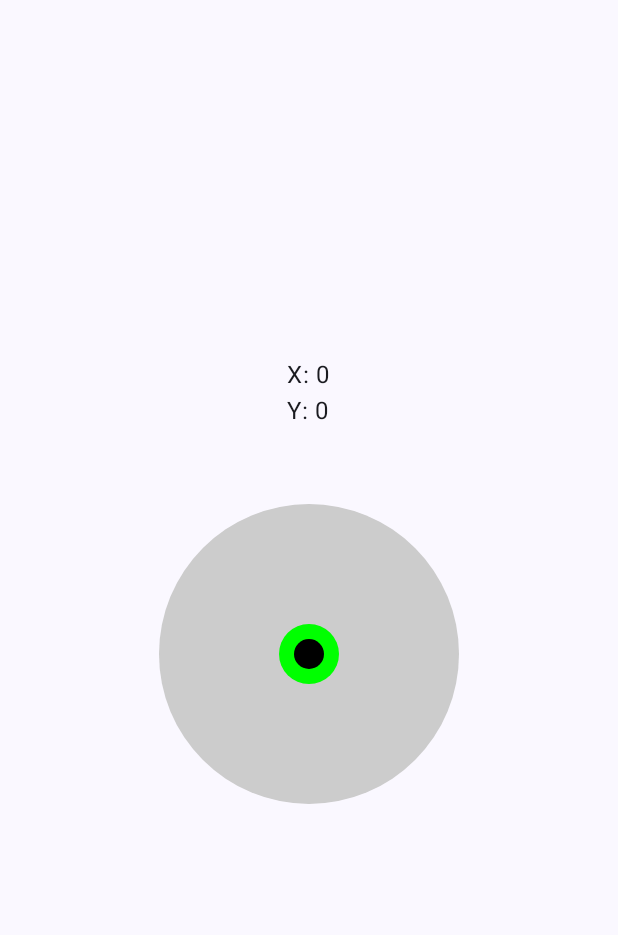
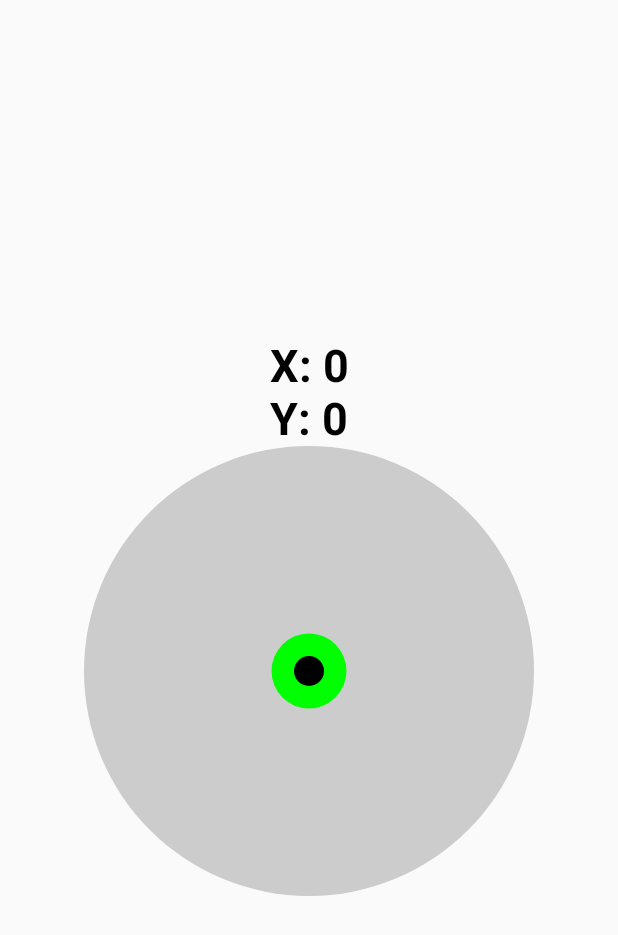
Before and after one commit to NobodyForNothing/leveler-app, an Android app built with Jetpack Compose: the screen it shows after launch (MainActivity), on a phone screen of 412 x 824 dp. Shown: the top 935 px of the screen. Run offline under Robolectric (Android 15) with nearby library versions, the light colour scheme and no system bars.

Commit message:
code cleanup

```diff
--- a/app/src/main/java/com/derdilla/waterLevel/MainActivity.kt
+++ b/app/src/main/java/com/derdilla/waterLevel/MainActivity.kt
@@ -9,25 +9,19 @@ import android.os.Bundle
 import androidx.activity.ComponentActivity
 import androidx.activity.compose.setContent
 import androidx.compose.foundation.Canvas
-import androidx.compose.foundation.border
 import androidx.compose.foundation.layout.Arrangement.Center
-import androidx.compose.foundation.layout.Box
 import androidx.compose.foundation.layout.Column
 import androidx.compose.foundation.layout.fillMaxSize
 import androidx.compose.foundation.layout.size
-import androidx.compose.foundation.shape.CircleShape
-import androidx.compose.material3.MaterialTheme
-import androidx.compose.material3.Surface
 import androidx.compose.material3.Text
-import androidx.compose.runtime.Composable
 import androidx.compose.ui.Alignment
 import androidx.compose.ui.Modifier
 import androidx.compose.ui.geometry.Offset
 import androidx.compose.ui.graphics.Color
+import androidx.compose.ui.text.font.FontWeight
 import androidx.compose.ui.unit.dp
-import com.derdilla.waterLevel.ui.theme.WaterLevelTheme
+import androidx.compose.ui.unit.sp
 import java.text.DecimalFormat
-import java.util.Arrays
 
 
 class MainActivity : ComponentActivity(), SensorEventListener {
@@ -38,48 +32,33 @@ class MainActivity : ComponentActivity(), SensorEventListener {
     private var x = 0.0f
     private var y = 0.0f
 
-
     override fun onCreate(savedInstanceState: Bundle?) {
         super.onCreate(savedInstanceState)
+        sensorManager = getSystemService(Context.SENSOR_SERVICE) as SensorManager
 
-        sensorManager = getSystemService(Context.SENSOR_SERVICE) as SensorManager;
-
-
-        if (sensorManager.getDefaultSensor(Sensor.TYPE_GRAVITY) != null) {
-            val gravSensors: List<Sensor> = sensorManager.getSensorList(Sensor.TYPE_GRAVITY)
-            gravitySensor = gravSensors.reduce { a, b -> if(a.resolution < b.resolution) { a } else { b }}
-        }
-
-
-        if(sensorManager.getDefaultSensor(Sensor.TYPE_ACCELEROMETER) != null) {
-            val accSensors = sensorManager.getSensorList(Sensor.TYPE_ACCELEROMETER)
-            accelerometer = accSensors.reduce { a, b -> if(a.resolution < b.resolution) { a } else { b }}
-        }
-
-        if (gravitySensor == null) useFallback = true
-
-        print('a')
-
+        determineSensors()
         draw()
     }
 
     override fun onSensorChanged(event: SensorEvent?) {
-        if (useFallback || event!!.sensor.name.contains("gravity")) {
         x = event!!.values[0]
         y = event.values[1]
-        }
         draw()
     }
 
     override fun onAccuracyChanged(sensor: Sensor?, accuracy: Int) {
-        // TODO("Not yet implemented")
-        print(accuracy)
+        onPause()
+        determineSensors()
+        onResume()
     }
 
     override fun onResume() {
         super.onResume()
+        if (useFallback) {
+            sensorManager.registerListener(this, accelerometer, SensorManager.SENSOR_DELAY_NORMAL)
+        } else {
             sensorManager.registerListener(this, gravitySensor, SensorManager.SENSOR_DELAY_NORMAL)
-        sensorManager.registerListener(this, accelerometer, SensorManager.SENSOR_DELAY_NORMAL)
+        }
     }
 
     override fun onPause() {
@@ -87,22 +66,46 @@ class MainActivity : ComponentActivity(), SensorEventListener {
         sensorManager.unregisterListener(this)
     }
 
+    private fun determineSensors() {
+        if (sensorManager.getDefaultSensor(Sensor.TYPE_GRAVITY) != null) {
+            val gravSensors: List<Sensor> = sensorManager.getSensorList(Sensor.TYPE_GRAVITY)
+            gravitySensor = gravSensors.reduce { a, b ->
+                if (a.resolution < b.resolution) {
+                    a
+                } else {
+                    b
+                }
+            }
+        }
+
+
+        if (sensorManager.getDefaultSensor(Sensor.TYPE_ACCELEROMETER) != null) {
+            val accSensors = sensorManager.getSensorList(Sensor.TYPE_ACCELEROMETER)
+            accelerometer = accSensors.reduce { a, b ->
+                if (a.resolution < b.resolution) {
+                    a
+                } else {
+                    b
+                }
+            }
+        }
+
+        if (gravitySensor == null) useFallback = true
+    }
 
     private fun draw() {
         val df = DecimalFormat("#.##")
         setContent {
-            WaterLevelTheme {
-                // A surface container using the 'background' color from the theme
-                Surface(
-                    modifier = Modifier.fillMaxSize(),
-                    color = MaterialTheme.colorScheme.background
-                ) {
             Column(
                 modifier = Modifier.fillMaxSize(),
                 verticalArrangement = Center,
                 horizontalAlignment = Alignment.CenterHorizontally
             ) {
-                        Text("X: " + df.format(x) + "\nY: " + df.format(y))
+                Text(
+                    "X: " + df.format(x) + "\nY: " + df.format(y),
+                    fontSize = 30.sp,
+                    fontWeight = FontWeight.Bold
+                )
                 /* Text(gravitySensor.toString())
                 //Text(accelerometer.toString())
                 Text(acel) */
@@ -112,34 +115,22 @@ class MainActivity : ComponentActivity(), SensorEventListener {
                 ) {
                     drawCircle(
                         color = Color.LightGray,
-                                radius = 100.dp.toPx()
+                        radius = 150.dp.toPx()
                     )
                     drawCircle(
                         color = Color.Green,
-                                radius = 20.dp.toPx()
+                        radius = 25.dp.toPx()
                     )
                     drawCircle(
                         color = Color.Black,
                         radius = 10.dp.toPx(),
                         center = Offset(
-                                    x = this.size.width/2 + x*20,
-                                    y = this.size.height/2 - y*20 // substract for bubble effect
+                            x = this.size.width / 2 + x * 28,
+                            y = this.size.height / 2 - y * 28 // substract for bubble effect
                         )
                     )
                 }
             }
-
         }
     }
 }
-    }
-
-}
-
-@Composable
-fun Greeting(name: String, modifier: Modifier = Modifier) {
-    Text(
-        text = "$name!",
-        modifier = modifier
-    )
-}
```
Lines whose indentation alone changed are shown as unchanged.
